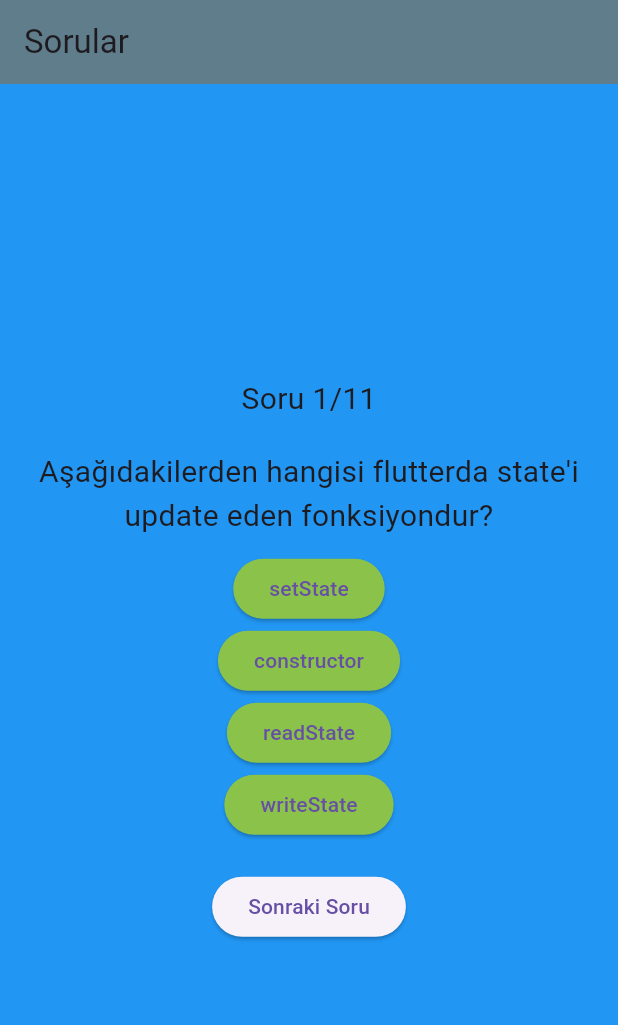
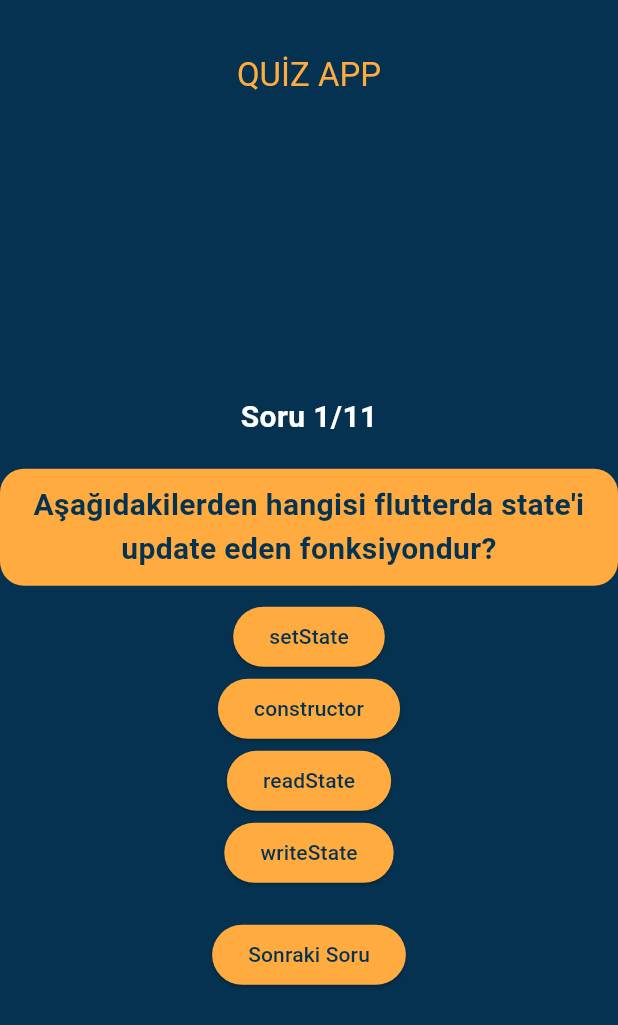
Before and after one commit to CanKrtal/tobetoOdev3, a Flutter app: the screen it shows after launch, on a phone screen of 412 x 824 dp. Shown: the top 1025 px of the screen. Run offline on Flutter 3.47's test engine with Material 3 defaults, Android fonts, the phone set to English and light mode, and no system bars.

Commit message:
Quiz App

```diff
--- a/lib/data/question_data.dart
+++ b/lib/data/question_data.dart
@@ -6,40 +6,42 @@ List<Question> questions = [
     question:
     "Aşağıdakilerden hangisi flutterda state'i update eden fonksiyondur?",
     answers: [
-      Answer(answer: "setState", isCorrect: false),
+      Answer(answer: "setState", isCorrect: true),
       Answer(answer: "constructor", isCorrect: false),
       Answer(answer: "readState", isCorrect: false),
-      Answer(answer: "writeState", isCorrect: true),
+      Answer(answer: "writeState", isCorrect: false),
     ],
   ),
   Question(
     question:
     "Flutter hangi dili kullanır?",
     answers: [
-      Answer(answer: "javascript", isCorrect: false),
-      Answer(answer: "dart", isCorrect: false),
+      Answer(answer: "php", isCorrect: false),
+      Answer(answer: "dart", isCorrect: true),
       Answer(answer: "c#", isCorrect: false),
-      Answer(answer: "java", isCorrect: true),
+      Answer(answer: "java", isCorrect: false),
     ],
   ),
   Question(
     question:
-    "Flutter ile mobil uygulama geliştirmek için hangi platformlarda çalışabiliriz?",
+    "Flutter'da BuildContext nedir?",
     answers: [
-      Answer(answer: "iOS", isCorrect: false),
-      Answer(answer: "Android", isCorrect: false),
-      Answer(answer: "Windows", isCorrect: true),
-      Answer(answer: "macOS", isCorrect: false),
+      Answer(answer: "Widget'in durumunu saklamak için kullanılan bir veri türü", isCorrect: false),
+      Answer(answer: "Widget'in yapısını tanımlayan bir yapı", isCorrect: false),
+      Answer(answer: "Widget'in içinde yer aldığı yapıyı tanımlayan bir yapı", isCorrect: true),
+      Answer(answer: "Widget'in boyutunu belirleyen bir yapı", isCorrect: false),
+      Answer(answer: "Widget'in renklerini ve stili tanımlayan bir yapı", isCorrect: false),
     ],
   ),
   Question(
     question:
-    "Flutter ile hangi tür uygulamalar geliştirilebilir?",
+    "Flutter'da Scaffold widget'i neyi temsil eder?",
     answers: [
-      Answer(answer: "Mobil", isCorrect: true),
-      Answer(answer: "Web", isCorrect: false),
-      Answer(answer: "Masaüstü", isCorrect: false),
-      Answer(answer: "Tümü", isCorrect: false),
+      Answer(answer: "Uygulamanın genel temasını", isCorrect: false),
+      Answer(answer: "Animasyonları", isCorrect: false),
+      Answer(answer: "Kullanıcı girişi alanlarını", isCorrect: false),
+      Answer(answer: "Grafikleri", isCorrect: false),
+      Answer(answer: "Ekranın düzenini", isCorrect: true),
     ],
   ),
   Question(
@@ -54,62 +56,66 @@ List<Question> questions = [
   ),
   Question(
     question:
-    "Flutter'da stateful widget nedir?",
+    "Flutter'da Hot Reload ne işe yarar?",
     answers: [
-      Answer(answer: "State tutabilen widget", isCorrect: true),
-      Answer(answer: "State yönetmeyen widget", isCorrect: false),
-      Answer(answer: "Statik widget", isCorrect: false),
-      Answer(answer: "Dinamik widget", isCorrect: false),
+      Answer(answer: "Uygulamanın yalnızca kodunu yeniden yükler", isCorrect: false),
+      Answer(answer: " Uygulamanın tüm kaynaklarını yeniden yükler", isCorrect: false),
+      Answer(answer: "Kod değişikliklerini hızlıca uygulamaya yansıtır", isCorrect: true),
+      Answer(answer: "Uygulamayı yeniden derler", isCorrect: false),
+      Answer(answer: "Uygulamadaki tüm verileri sıfırlar", isCorrect: false),
     ],
   ),
   Question(
     question:
     "Flutter projesi hangi dosya ile başlatılır?",
     answers: [
-      Answer(answer: "main.dart", isCorrect: true),
       Answer(answer: "app.dart", isCorrect: false),
       Answer(answer: "index.dart", isCorrect: false),
+      Answer(answer: "main.dart", isCorrect: true),
       Answer(answer: "start.dart", isCorrect: false),
     ],
   ),
   Question(
     question:
-    "Flutter'da hangi dil kullanılır?",
+    "Flutter'da AppBar widget'i ne işe yarar?",
     answers: [
-      Answer(answer: "Dart", isCorrect: true),
-      Answer(answer: "Java", isCorrect: false),
-      Answer(answer: "Kotlin", isCorrect: false),
-      Answer(answer: "Swift", isCorrect: false),
+      Answer(answer: "Sayfanın başlığını ve işlevlerini gösterir.", isCorrect: true),
+      Answer(answer: "Animasyonları kontrol eder.", isCorrect: false),
+      Answer(answer: "Veritabanı işlemleri gerçekleştirir.", isCorrect: false),
+      Answer(answer: "Kullanıcı etkileşimlerini dinler.", isCorrect: false),
+      Answer(answer: "Ekranların düzenini belirler.", isCorrect: false),
     ],
   ),
   Question(
     question:
     "Flutter'da widgetlar nasıl hiyerarşik yapıda kullanılır?",
     answers: [
-      Answer(answer: "Ağaç yapısı", isCorrect: true),
       Answer(answer: "Daire yapısı", isCorrect: false),
       Answer(answer: "Düz yapı", isCorrect: false),
       Answer(answer: "Üçgen yapı", isCorrect: false),
+      Answer(answer: "Ağaç yapısı", isCorrect: true),
     ],
   ),
   Question(
     question:
-    "Flutter ile hangi dilde kodlama yapılır?",
+    "Flutter'da Container widget'i ne işe yarar?",
     answers: [
-      Answer(answer: "Dart", isCorrect: true),
-      Answer(answer: "JavaScript", isCorrect: false),
-      Answer(answer: "Python", isCorrect: false),
-      Answer(answer: "C#", isCorrect: false),
+      Answer(answer: "Veri tabanı işlemleri için kullanılır", isCorrect: false),
+      Answer(answer: "Bir liste oluşturmak için kullanılır", isCorrect: false),
+      Answer(answer: "Diğer widget'ları düzenlemek için kullanılır", isCorrect: true),
+      Answer(answer: "Animasyonlar oluşturmak için kullanılır", isCorrect: false),
+      Answer(answer: "Kullanıcı girişi almak için kullanılır", isCorrect: false),
     ],
   ),
   Question(
     question:
-    "Flutter'da nasıl bir mimari kullanılır?",
+    "Flutter'da Navigator ne işe yarar?",
     answers: [
-      Answer(answer: "UI toolkit", isCorrect: true),
-      Answer(answer: "UI framework", isCorrect: false),
-      Answer(answer: "UI library", isCorrect: false),
-      Answer(answer: "UI design", isCorrect: false),
+      Answer(answer: " Kullanıcı etkileşimlerini dinlemek için kullanılır", isCorrect: false),
+      Answer(answer: " Bir ekranı diğerine geçiş yapmak için kullanılır", isCorrect: true),
+      Answer(answer: "Uygulama simgelerini düzenlemek için kullanılır", isCorrect: false),
+      Answer(answer: "Widget'ları düzenlemek için kullanılır", isCorrect: false),
+      Answer(answer: "Uygulama menülerini oluşturmak için kullanılır", isCorrect: false),
     ],
   ),
 ];
--- a/lib/example.dart
+++ b/lib/example.dart
@@ -58,35 +58,54 @@ class _ExampleState extends State<Example> {
   @override
   Widget build(BuildContext context) {
     return Scaffold(
-      backgroundColor: Colors.blue,
+      backgroundColor: Color.fromARGB(255, 5, 50, 80),
       appBar: AppBar(
-        backgroundColor: Colors.blueGrey,
-        title: const Text('Sorular'),
+        centerTitle: true,
+        title: const Text('QUİZ APP',style: TextStyle(color: Colors.orangeAccent),),
+        toolbarHeight: 100,
+        backgroundColor: Color.fromARGB(255, 5, 50,80),
       ),
       body: Column(
         mainAxisAlignment: MainAxisAlignment.center,
         children: [
           Text(
             'Soru ${_questionIndex + 1}/${_questions.length}',
-            style: const TextStyle(fontSize: 20),
+            style:  const TextStyle(
+              color:Colors.white,
+              fontSize: 20,
+              fontWeight:FontWeight.w600,
+              ),
           ),
           const SizedBox(height: 20),
-          Text(
+          Container(
+            alignment: Alignment.center,
+            width:double.infinity,
+            padding: EdgeInsets.all(10),
+            decoration: BoxDecoration(
+              color: Colors.orangeAccent,
+               borderRadius: BorderRadius.circular(16),
+            ),
+
+
+         child: Text(
             _questions[_questionIndex].question,
-            style: const TextStyle(fontSize: 20),
+            style:  TextStyle(
+              color:Color.fromARGB(255, 5, 50, 80),
+              fontWeight: FontWeight.w600,
+              fontSize: 20),
             textAlign: TextAlign.center,
           ),
-          const SizedBox(height: 10),
+          ),
+            const SizedBox(height: 10),
           ..._questions[_questionIndex].answers.map((answer) {
             return ElevatedButton(
               onPressed: () {
                 _saveAnswer(answer.answer);
                 _nextQuestion();
               },
-              style: ElevatedButton.styleFrom(backgroundColor: Colors.lightGreen),
-              child: Text(answer.answer),
+              child: Text(answer.answer,style:TextStyle(color: Color.fromARGB(255, 5, 50, 80)),),
+              style:ElevatedButton.styleFrom(backgroundColor: Colors.orangeAccent)
             );
-              TextStyle(color: Colors.white);
           }).toList(),
           const SizedBox(height: 20),
           Row(
@@ -95,12 +114,15 @@ class _ExampleState extends State<Example> {
               if (_questionIndex > 0)
                 ElevatedButton(
                   onPressed: _prevQuestion,
-                  child: const Text('Önceki Soru'),
+                  child:  Text('Önceki Soru', style:TextStyle(color:Color.fromARGB(255, 5, 50, 80)),),
+                  style:ElevatedButton.styleFrom(backgroundColor:Colors.orangeAccent )
                 ),
               if (_questionIndex < _questions.length - 1)
                 ElevatedButton(
                   onPressed: _nextQuestion,
-                  child: const Text('Sonraki Soru'),
+                  child: const Text('Sonraki Soru',style:TextStyle(color:Color.fromARGB(255, 5, 50, 80)),),
+                  style:ElevatedButton.styleFrom(backgroundColor:Colors.orangeAccent )
+
                 ),
             ],
           ),
--- a/lib/result_screen.dart
+++ b/lib/result_screen.dart
@@ -5,7 +5,7 @@ class ResultScreen extends StatelessWidget {
   final List<Question> questions;
   final List<String?> userAnswers;
 
-  const ResultScreen({
+  const ResultScreen({super.key,
     required this.questions,
     required this.userAnswers,
   });
@@ -13,13 +13,16 @@ class ResultScreen extends StatelessWidget {
   @override
   Widget build(BuildContext context) {
     return Scaffold(
-      backgroundColor: Colors.blue,
+      backgroundColor: const Color.fromARGB(255, 5, 50, 80),
       appBar: AppBar(
-        title: Text('Sonuçlar'),
+        centerTitle: true,
+        title: const Text('SONUÇLAR',style:TextStyle(color:Colors.orangeAccent)),
+        backgroundColor: const Color.fromARGB(255, 5, 50, 80),
       ),
       body: AlertDialog(
+        backgroundColor: Colors.brown,
         scrollable: true,
-        title: Text('Sonuçlar'),
+        title: const Text('Sonuçlar',style:TextStyle(color:Colors.orangeAccent)),
         content: Column(
           mainAxisSize: MainAxisSize.min,
           crossAxisAlignment: CrossAxisAlignment.start,
@@ -46,7 +49,7 @@ class ResultScreen extends StatelessWidget {
             onPressed: () {
               Navigator.of(context).pop();
             },
-            child: Text('Kapat'),
+            child: const Text('Kapat',style:TextStyle(color:Colors.orangeAccent)),
           ),
         ],
       ),
```
